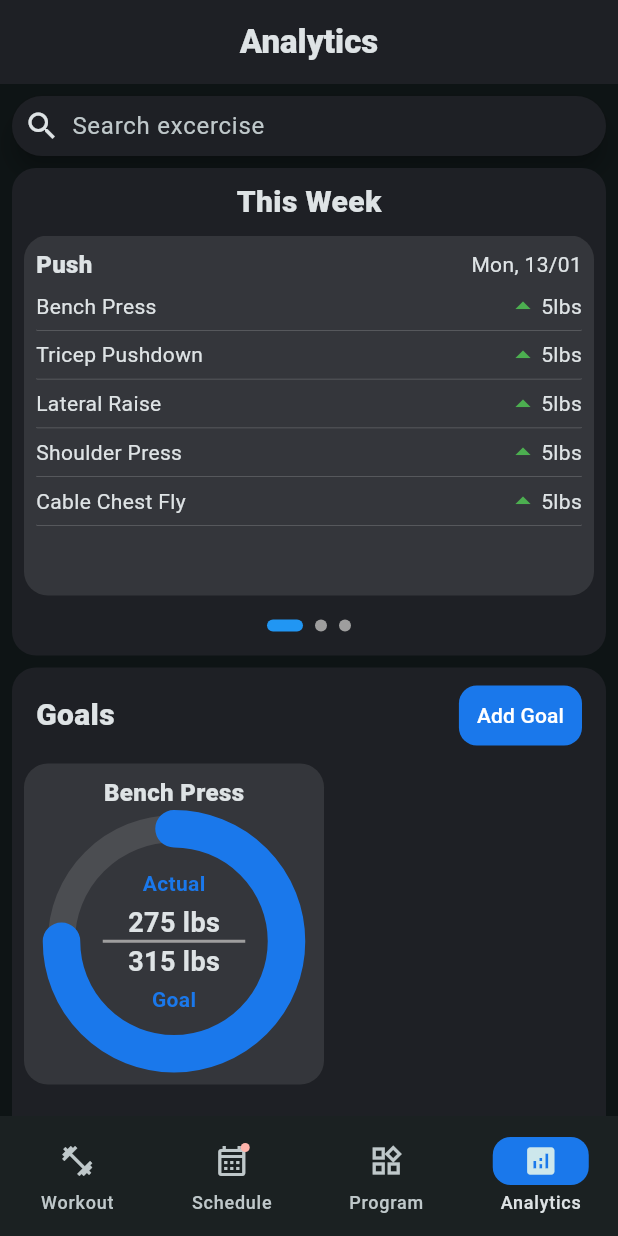
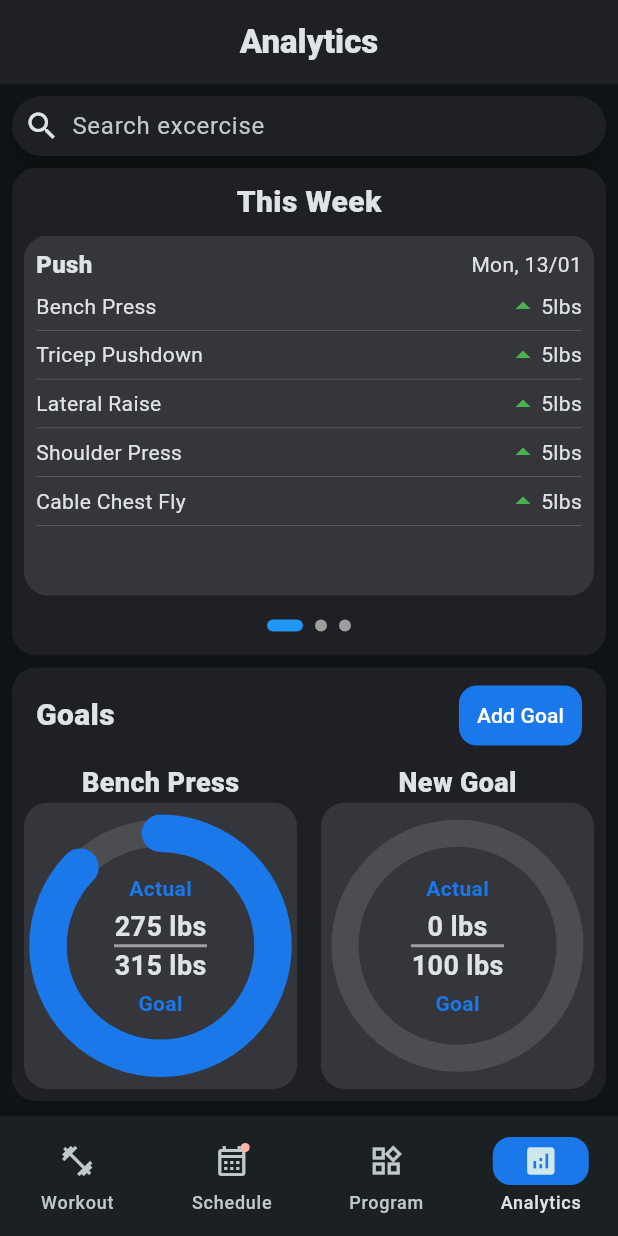
Before and after one commit to coleWesterveld/Flutter-Gym-App, a Flutter app: the screen it shows after launch, item 4 of the bottom bar chosen, after a tap on "Add Goal", on a phone screen of 412 x 824 dp. Run offline on Flutter 3.47's test engine with Material 3 defaults, Android fonts, the light colour scheme and no system bars; drawn by our look-alikes of smooth_page_indicator; our stand-ins replace dotted_border, fl_chart, flutter_colorpicker, sqflite, table_calendar; accounts and stored records are empty.

Commit message:
mockup of goal list; needs functionality

```diff
--- a/lib/analytics_page.dart
+++ b/lib/analytics_page.dart
@@ -76,6 +76,16 @@ class _AnalyticsPageState extends State<AnalyticsPage> {
     FlSpot(4, 70),
     FlSpot(5, 72),
   ];
+
+    final List<Map<String, dynamic>> _goals = [
+    {'title': 'Bench Press', 'current': 275, 'goal': 315},
+  ];
+
+  void _addGoal() {
+    setState(() {
+      _goals.add({'title': 'New Goal', 'current': 0, 'goal': 100});
+    });
+  }
 
   @override
   Widget build(BuildContext context) {
@@ -277,7 +287,7 @@ class _AnalyticsPageState extends State<AnalyticsPage> {
               Padding(
                 padding: const EdgeInsets.symmetric(vertical: 8.0),
                 child: Container(
-                  height: 325,
+                  //height: 325,
                   width: double.infinity,
                   decoration: BoxDecoration(
                     borderRadius: BorderRadius.circular(16),
@@ -312,7 +322,7 @@ class _AnalyticsPageState extends State<AnalyticsPage> {
                                     //height: 130,
                                     child: TextButton.icon(
                                       onPressed: () {
-
+                                        _addGoal();
                                       },
 
                                       style: ButtonStyle(
@@ -347,70 +357,12 @@ class _AnalyticsPageState extends State<AnalyticsPage> {
                           ),
                         ),
 
-                        Row(
-                          children: [
-                            Align(
-                              alignment: Alignment.topLeft,
-                              child: Padding(
-                                padding: const EdgeInsets.symmetric(horizontal: 8.0),
-                                child: Container(
-                                  decoration: BoxDecoration(
-                                    borderRadius: BorderRadius.circular(16),
-                                    color: lighten(Color(0xFF1e2025), 10),
-                                  ),
-
-
-
-                                  width: 200,
-                                  //height: 250,
-                                  // TODO: make customzeable
-                                  // right now this is a mockup but I need values to be able to be added
-                                  child: Padding(
-                                    padding: EdgeInsets.symmetric(vertical: 8.0),
-                                    child: Column(
-                                      children: [
-                                        Text(
-                                          "Bench Press",
-                                          style: TextStyle(
-                                            fontWeight: FontWeight.w900,
-                                            fontSize: 16,
-                                          ),
-                                        ),
-
-                                        GoalProgress(
-                                          current: 275,
-                                          goal: 315
-                                        ),
-                                      ],
-                                    ),
-                                  ),
-
-                                ),
-                              ),
-                            ),
-
-
-                        // Align(
-                        //   alignment: Alignment.topLeft,
-                        //   child: Padding(
-                        //     padding: const EdgeInsets.symmetric(horizontal: 8.0),
-                        //     child: Container(
-                        //       decoration: BoxDecoration(
-                        //         borderRadius: BorderRadius.circular(16),
-                        //         color: lighten(Color(0xFF1e2025), 10),
-                        //       ),
-
-
-
-                        //       width: 200,
-                        //       height: 200,
-                        //       child: GoalProgress(),
-
-                        //     ),
-                        //   ),
-                        // ),
-
-                        ],
+                        Align(
+                          alignment: Alignment.centerLeft,
+                          child: Wrap(
+                            //alignment: WrapAlignment.start,
+                            children: _buildGoalList(),
+                          ),
                         ),
 
                       ],
@@ -424,6 +376,55 @@ class _AnalyticsPageState extends State<AnalyticsPage> {
         ),
       ),
     );
+  }
+
+  List<Widget> _buildGoalList() {
+    //debugPrint('${(MediaQuery.sizeOf(context).width - 48)/2}');
+    List<Widget> goalList = [];
+    for (var goal in _goals){
+      goalList.add(
+        Padding(
+          padding: const EdgeInsets.only(left:  8.0, right: 8.0, bottom: 8.0),
+          child: Column(
+            mainAxisSize: MainAxisSize.min,
+            children: [
+              Text(
+                // goal has title, current, goal
+                    "${goal['title']}",
+                    style: TextStyle(
+                      fontWeight: FontWeight.w900,
+                      fontSize: 18,
+                    ),
+                  ),
+              Container(
+                decoration: BoxDecoration(
+                  borderRadius: BorderRadius.circular(16),
+                  color: lighten(Color(0xFF1e2025), 10),
+                ),
+
+
+                // TODO: currently the conainer resizes, but the child does not, this must be fixed or it will overlap on smaller screens
+                width:  (MediaQuery.sizeOf(context).width - 48)/2,
+                //height: 250,
+                // TODO: make customzeable
+                // right now this is a mockup but I need values to be able to be added
+                child: Padding(
+                  padding: EdgeInsets.symmetric(vertical: 8.0),
+                  child: GoalProgress(
+                    current: goal['current'],
+                    goal: goal['goal']
+                  ),
+                ),
+
+              ),
+            ],
+          ),
+        ),
+      );
+    }
+
+    return goalList;
+
   }
 }
 
@@ -451,7 +452,7 @@ class _GoalProgressState extends State<GoalProgress> {
         children: [
             Center(
               child: ThickCircularProgress(
-                progress: 0.75, // Example progress (75%)
+                progress: widget.current/widget.goal, // Example progress (75%)
                 completedStrokeWidth: 25.0,
                 backgroundStrokeWidth: 18.0,
                 completedColor: Color(0XFF1A78EB),
@@ -489,8 +490,8 @@ class _GoalProgressState extends State<GoalProgress> {
                   height: 5,
                   color: Colors.grey, // Line color
                   thickness: 2.0,    // Line thickness
-                  indent: 40.0,      // Left padding
-                  endIndent: 40.0,   // Right padding
+                  indent: 60.0,      // Left padding
+                  endIndent: 60.0,   // Right padding
                 ),
 
                 Text(
--- a/lib/database/profile.dart
+++ b/lib/database/profile.dart
@@ -202,7 +202,10 @@ class PlannedSet {
 class SetRecord {
   final int recordID;
   final int excerciseID;
+
+  // Will use ISO 8601 format to store dates, yyyy-MM-ddTHH:mm:ss
   final String date;
+
   final int numSets;
   final int reps;
   final int weight;
@@ -246,6 +249,40 @@ class SetRecord {
       historyNote: map['history_note'],
     );
   }
+
+
+  // Convert the string 'date' field to a DateTime object
+  DateTime get dateAsDateTime {
+    return DateTime.parse(date);
+  }
+
+  // Factory constructor to create a SetRecord with a DateTime object
+  factory SetRecord.fromDateTime({
+    required int recordID,
+    required int excerciseID,
+
+    required DateTime date,
+
+    required int numSets,
+    required int reps,
+    required int weight,
+    required int rpe,
+    String? historyNote,
+  }) {
+    return SetRecord(
+      recordID: recordID,
+      excerciseID: excerciseID,
+
+      date: date.toIso8601String(),
+
+      numSets: numSets,
+      reps: reps,
+      weight: weight,
+      rpe: rpe,
+      historyNote: historyNote,
+    );
+  }
+
   @override
   String toString() {
     return 'HistorySet{date: $date, id: $recordID, numSets: $numSets, reps: $reps, rpe: $rpe, weight: $weight, note: $historyNote, excID: $excerciseID}';
```
